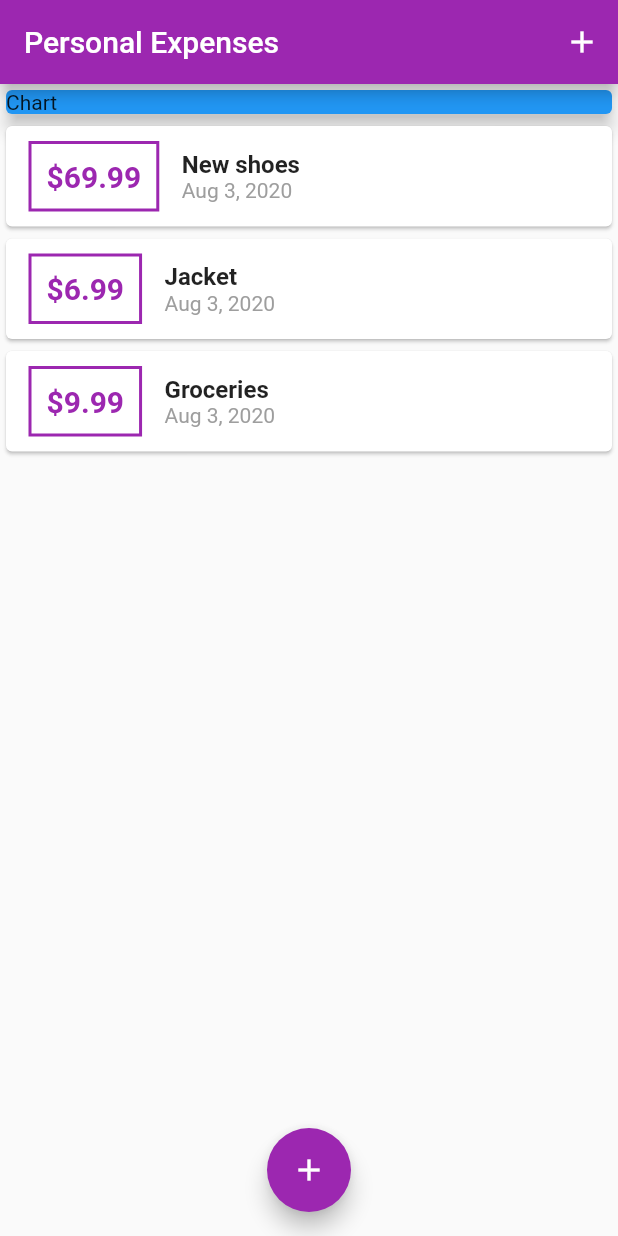
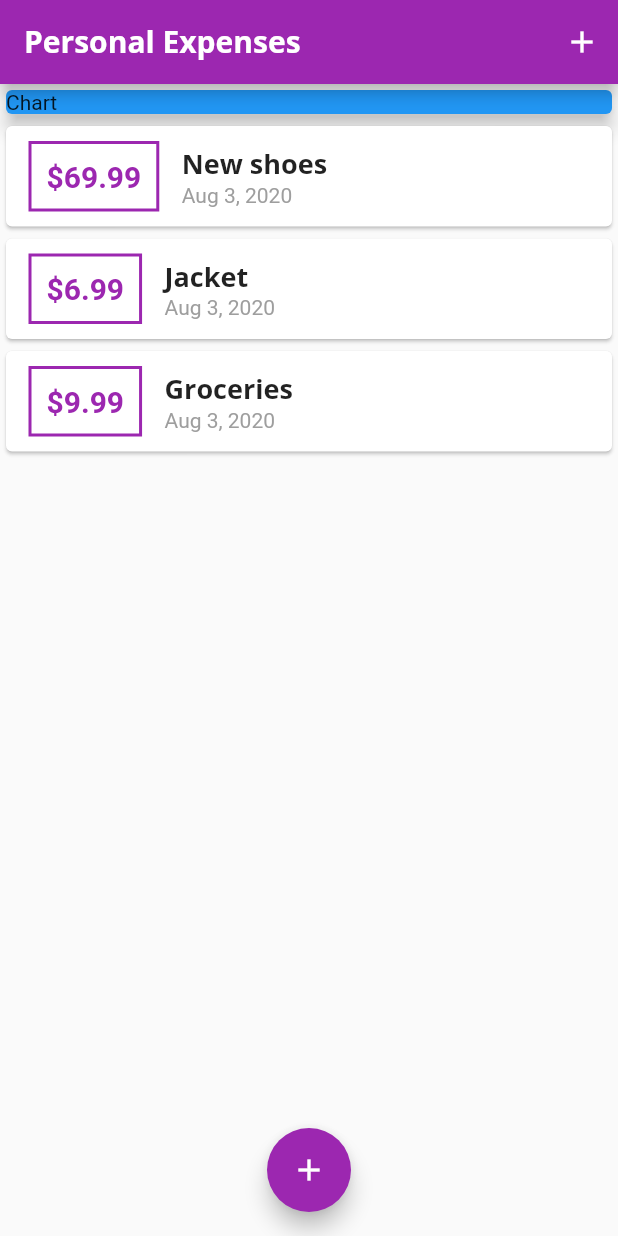
Before and after one commit to acybulska/expenses_app, a Flutter app: the screen it shows after launch, on a phone screen of 412 x 824 dp. Run offline on Flutter 3.47's test engine with Material 2 defaults, Android fonts, the phone set to English and light mode, and no system bars.

Commit message:
Add a theme and fonts

```diff
--- a/lib/main.dart
+++ b/lib/main.dart
@@ -18,6 +18,23 @@ class MyApp extends StatelessWidget {
       debugShowCheckedModeBanner: false,
       theme: ThemeData(
         primarySwatch: Colors.purple,
+        fontFamily: 'Quicksand',
+        textTheme: ThemeData.light().textTheme.copyWith(
+              headline6: TextStyle(
+                fontFamily: 'OpenSans',
+                fontSize: 18,
+                fontWeight: FontWeight.bold,
+              ),
+            ),
+        appBarTheme: AppBarTheme(
+          textTheme: ThemeData.light().textTheme.copyWith(
+                headline6: TextStyle(
+                  fontFamily: 'OpenSans',
+                  fontSize: 20,
+                  fontWeight: FontWeight.bold,
+                ),
+              ),
+        ),
       ),
     );
   }
@@ -80,7 +97,9 @@ class _MyHomePageState extends State<MyHomePage> {
   Widget build(BuildContext context) {
     return Scaffold(
       appBar: AppBar(
-        title: Text('Personal Expenses'),
+        title: Text(
+          'Personal Expenses',
+        ),
         actions: <Widget>[
           IconButton(
             icon: Icon(Icons.add),
--- a/lib/widgets/transaction_list.dart
+++ b/lib/widgets/transaction_list.dart
@@ -37,10 +37,7 @@ class TransactionList extends StatelessWidget {
                   crossAxisAlignment: CrossAxisAlignment.start,
                   children: <Widget>[
                     Text(transactions[index].title,
-                        style: TextStyle(
-                          fontSize: 16,
-                          fontWeight: FontWeight.bold,
-                        )),
+                        style: Theme.of(context).textTheme.headline6),
                     Text(
                       DateFormat.yMMMd().format(transactions[index].date),
                       style: TextStyle(
```
Also changed, not shown: pubspec.yaml (+13 -11 lines), assets/fonts/OpenSans-Bold.ttf (added), assets/fonts/OpenSans-Regular.ttf (added), assets/fonts/Quicksand-Bold.ttf (added), assets/fonts/Quicksand-Light.ttf (added), assets/fonts/Quicksand-Medium.ttf (added), assets/fonts/Quicksand-Regular.ttf (added).
